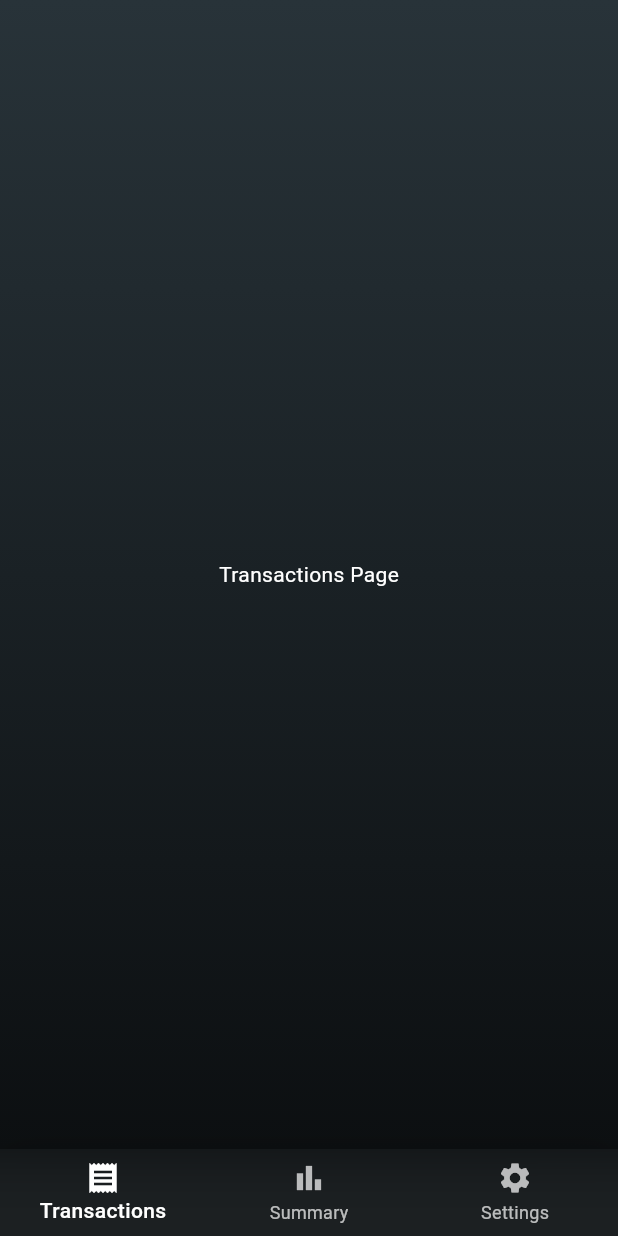
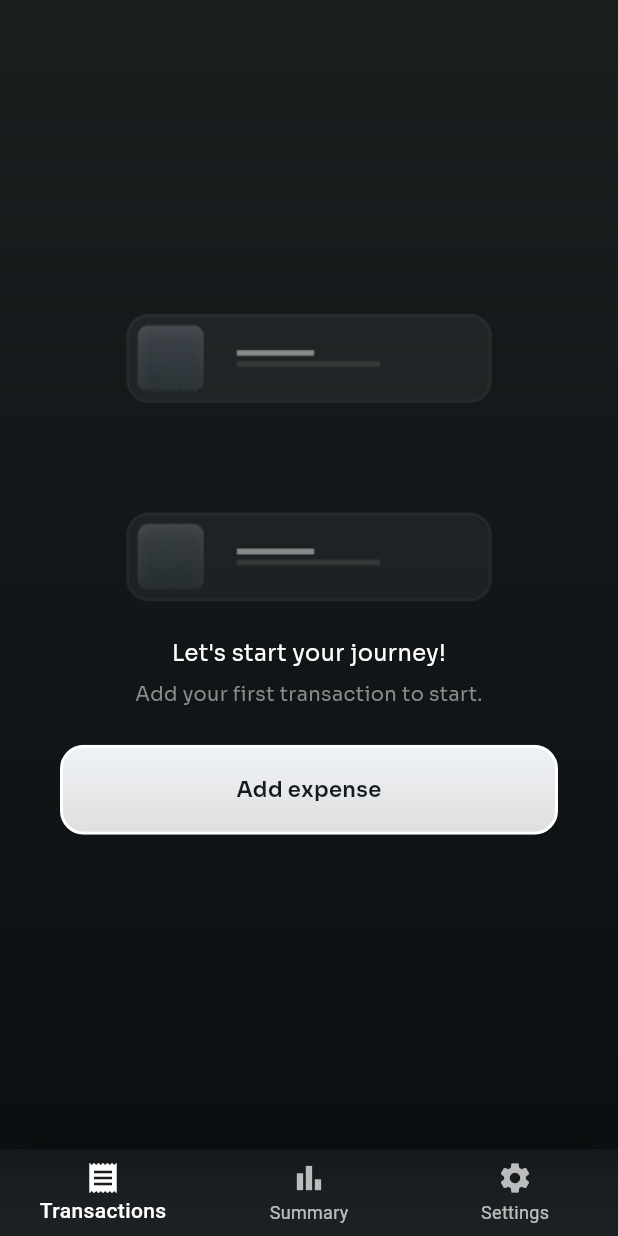
Before and after one commit to mahmoudgalal1989/expense_app, a Flutter app: the screen it shows after launch, on a phone screen of 412 x 824 dp. Run offline on Flutter 3.47's test engine with Material 3 defaults, Android fonts, the phone set to English and light mode, and no system bars; project files that could hold a hidden picture were left out.

Commit message:
feat: update TransactionsPage UI and add SVG support
- Redesigned TransactionsPage with new layout and styling
- Added flutter_svg package for SVG support
- Added font assets and configuration for Sora font family
- Updated dependencies in pubspec.yaml

```diff
--- a/lib/main.dart
+++ b/lib/main.dart
@@ -1,5 +1,6 @@
 import 'package:flutter/material.dart';
 import 'dart:ui';
+import 'package:flutter/services.dart' show rootBundle;
 
 void main() {
   runApp(const MyApp());
@@ -98,18 +99,140 @@ class _MainPageState extends State<MainPage> {
 class TransactionsPage extends StatelessWidget {
   const TransactionsPage({super.key});
 
+  // Font family constant for consistent usage
+  static const String fontFamily = 'Sora';
+
   @override
   Widget build(BuildContext context) {
     return Container(
-      decoration: const BoxDecoration(
-        gradient: LinearGradient(
-          begin: Alignment.topCenter,
-          end: Alignment.bottomCenter,
-          colors: [Color(0xFF283339), Color(0xFF0C0F11)],
+      color: const Color(0xFF0C0F11), // Dark background color
+      child: Stack(
+        children: [
+          // Background gradient
+          Container(
+            decoration: const BoxDecoration(
+              gradient: LinearGradient(
+                begin: Alignment.topCenter,
+                end: Alignment.bottomCenter,
+                colors: [Color(0xFF1A1E1F), Color(0xFF0C0F11)],
+              ),
+            ),
+          ),
+
+          // Main content - Centered with Stack
+          SafeArea(
+            child: Center(
+              child: SingleChildScrollView(
+                child: Column(
+                  mainAxisSize: MainAxisSize.min,
+                  children: [
+                    // Progress Items Container Image
+                    Image.asset(
+                      'assets/svg/Progress Items Container.png',
+                      width: 244.0,
+                      height: 192.0,
+                      fit: BoxFit.contain,
+                    ),
+
+                    const SizedBox(height: 24.0),
+
+                    // Main message
+                    Text(
+                      "Let's start your journey!",
+                      textAlign: TextAlign.center,
+                      style: TextStyle(
+                        color: Colors.white,
+                        fontSize: 15.0,
+                        fontWeight: FontWeight.w400,
+                        height: 1.3,
+                        fontFamily: fontFamily,
+                      ),
+                    ),
+
+                    const SizedBox(height: 8.0),
+
+                    // Subtitle
+                    Text(
+                      'Add your first transaction to start.',
+                      textAlign: TextAlign.center,
+                      style: TextStyle(
+                        color: const Color(0xFF8A8A8A),
+                        fontSize: 13.0,
+                        height: 1.5,
+                        fontFamily: fontFamily,
+                      ),
+                    ),
+
+                    const SizedBox(height: 24.0),
+
+                    // Add expense button
+                    Padding(
+                      padding: const EdgeInsets.symmetric(horizontal: 40.0),
+                      child: Material(
+                        color: Colors.transparent,
+                        child: InkWell(
+                          onTap: () {},
+                          borderRadius: BorderRadius.circular(16.0),
+                          child: Ink(
+                            width: double.infinity,
+                            padding: const EdgeInsets.symmetric(vertical: 16.0),
+                            decoration: BoxDecoration(
+                              borderRadius: BorderRadius.circular(16.0),
+                              border: Border.all(
+                                color: Colors.white,
+                                width: 2.0,
+                              ),
+                              gradient: const LinearGradient(
+                                begin: Alignment.topCenter,
+                                end: Alignment.bottomCenter,
+                                colors: [
+                                  Color(0xFFEFF2F6),
+                                  Color(0xFFDFDFDF),
+                                ],
+                                stops: [0.01, 1.0],
+                              ),
+                            ),
+                            child: Text(
+                              'Add expense',
+                              textAlign: TextAlign.center,
+                              style: TextStyle(
+                                color: const Color(0xFF151A1F),
+                                fontFamily: fontFamily,
+                                fontSize: 14.0,
+                                fontWeight: FontWeight.w600,
+                                height: 24.0 / 14.0,
+                              ),
+                            ),
+                          ),
+                        ),
+                      ),
+                    ),
+                  ],
+                ),
+              ),
+            ),
+          ),
+        ],
+      ),
+    );
+  }
+
+  Widget _buildPlaceholderCard() {
+    return Container(
+      height: 80.0,
+      decoration: BoxDecoration(
+        color: const Color(0xFF1A1E1F),
+        borderRadius: BorderRadius.circular(12.0),
+        border: Border.all(color: const Color(0xFF2A2F31), width: 1.0),
+      ),
+      child: const Opacity(
+        opacity: 0.3,
+        child: Center(
+          child: Text(
+            'Transaction Card',
+            style: TextStyle(color: Colors.white),
+          ),
         ),
-      ),
-      child: const Center(
-        child: Text('Transactions Page', style: TextStyle(color: Colors.white)),
       ),
     );
   }
```
Also changed, not shown: pubspec.yaml (+16 -4 lines), assets/fonts/Sora-Bold.ttf (added), assets/fonts/Sora-Regular.ttf (added), assets/fonts/Sora-SemiBold.ttf (added), assets/svg/Progress Items Container.png (added), pubspec.lock, 1 other file.
